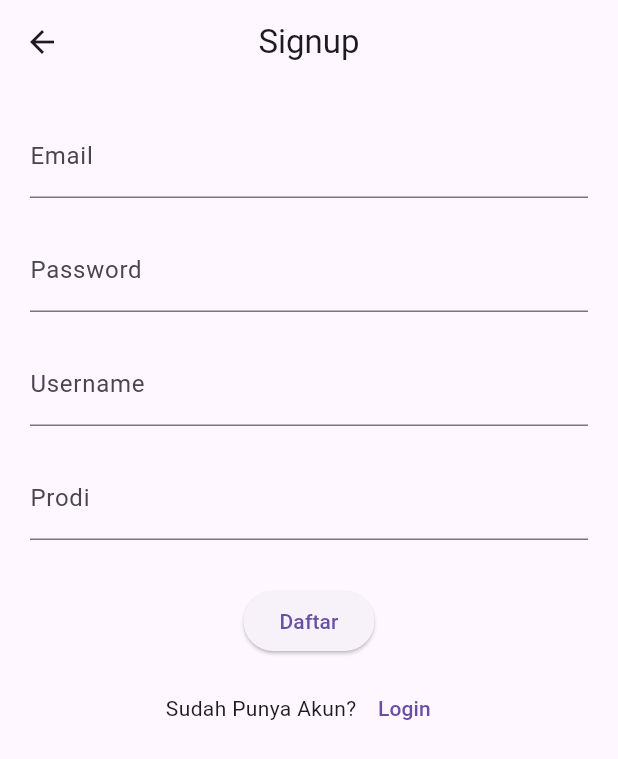
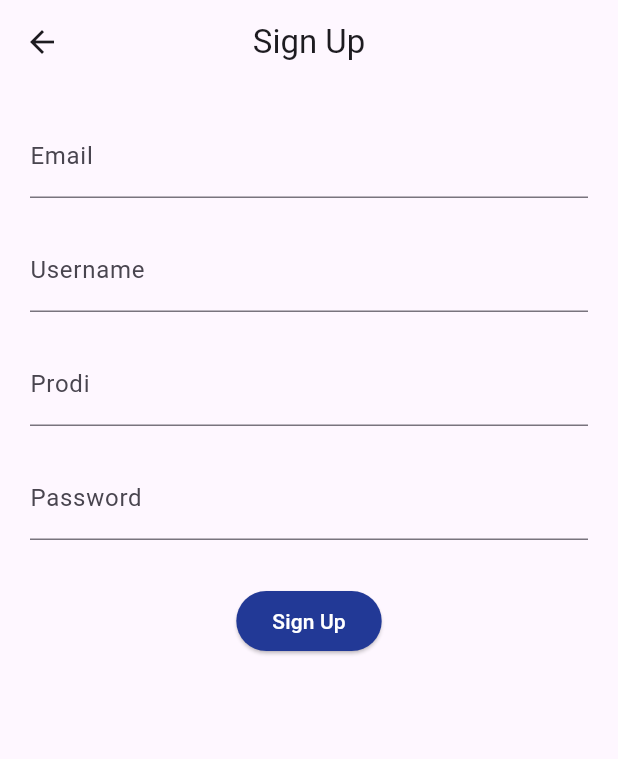
Before and after one commit to Deoca27/project-ontime, a Flutter app: the SignupView screen opened by its route, on a phone screen of 412 x 824 dp. Shown: the top 759 px of the screen. Run offline on Flutter 3.47's test engine with Material 3 defaults, Android fonts, the phone set to English and light mode, and no system bars; our stand-ins replace cloud_firestore, firebase_auth, firebase_core, get, table_calendar; accounts and stored records are empty; network calls fail.

Commit message:
Detail Kecil

```diff
--- a/lib/app/controllers/auth_controller.dart
+++ b/lib/app/controllers/auth_controller.dart
@@ -97,6 +97,11 @@ class AuthController extends GetxController {
           title: "Proses Gagal",
           middleText: "Wrong password provided for that user.",
         );
+      } else {
+        Get.defaultDialog(
+          title: "Terjadi Kesalahan",
+          middleText: "Error: ${e.message}",
+        );
       }
     }
   }
--- a/lib/app/modules/reset_password/views/reset_password_view.dart
+++ b/lib/app/modules/reset_password/views/reset_password_view.dart
@@ -13,7 +13,7 @@ class ResetPasswordView extends GetView<ResetPasswordController> {
   Widget build(BuildContext context) {
     return Scaffold(
       appBar: AppBar(
-        title: const Text('ResetPasswordView'),
+        title: const Text('Reset Password'),
         centerTitle: true,
       ),
 
@@ -25,7 +25,7 @@ class ResetPasswordView extends GetView<ResetPasswordController> {
             TextField(
               controller: controller.cEmail,
               decoration: InputDecoration(
-                labelText: "Email",
+                labelText: "Enter Email",
               ),
             ),
             const SizedBox(height: 30),
@@ -37,7 +37,7 @@ class ResetPasswordView extends GetView<ResetPasswordController> {
               },
               child: const Text('Reset Password'),
               style: ElevatedButton.styleFrom(
-                backgroundColor: Color.fromARGB(255, 105, 150, 34),
+                backgroundColor: Color.fromARGB(255, 34, 57, 150),
                 foregroundColor: Colors.white,
               ),
             ),
--- a/lib/app/modules/signup/views/signup_view.dart
+++ b/lib/app/modules/signup/views/signup_view.dart
@@ -10,7 +10,7 @@ class SignupView extends GetView<SignupController> {
   Widget build(BuildContext context) {
     return Scaffold(
       appBar: AppBar(
-        title: const Text('Signup'),
+        title: const Text('Sign Up'),
         centerTitle: true,
       ),
       body: SingleChildScrollView(
@@ -22,14 +22,6 @@ class SignupView extends GetView<SignupController> {
               controller: controller.cEmail,
               decoration: InputDecoration(
                 labelText: "Email",
-              ),
-            ),
-            const SizedBox(height: 20),
-            TextField(
-              controller: controller.cPassword,
-              obscureText: true,
-              decoration: InputDecoration(
-                labelText: "Password",
               ),
             ),
             const SizedBox(height: 20),
@@ -46,6 +38,14 @@ class SignupView extends GetView<SignupController> {
                 labelText: "Prodi",
               ),
             ),
+            const SizedBox(height: 20),
+            TextField(
+              controller: controller.cPassword,
+              obscureText: true,
+              decoration: InputDecoration(
+                labelText: "Password",
+              ),
+            ),
             const SizedBox(height: 30),
             ElevatedButton(
               onPressed: () {
@@ -56,20 +56,11 @@ class SignupView extends GetView<SignupController> {
                   prodi: controller.cProdi.text,
                 );
               },
-              child: const Text('Daftar'),
-            ),
-            SizedBox(height: 10),
-            Row(
-              mainAxisAlignment: MainAxisAlignment.center,
-              children: [
-                Text("Sudah Punya Akun?"),
-                TextButton(
-                  onPressed: () {
-                    Get.back();
-                  },
-                  child: Text("Login"),
-                ),
-              ],
+              child: const Text('Sign Up'),
+              style: ElevatedButton.styleFrom(
+                backgroundColor: Color.fromARGB(255, 34, 57, 150),
+                foregroundColor: Colors.white,
+              ),
             ),
           ],
         ),
--- a/lib/main.dart
+++ b/lib/main.dart
@@ -41,7 +41,6 @@ class MyApp extends StatelessWidget {
             initialRoute:
             // snapshot.data != null ? Routes.HOME : Routes.LOGIN,
             snapshot.data != null && snapshot.data!.emailVerified == true
-            // ? Routes.HOME
             ? Routes.DASHBOARD
             : Routes.LOGIN,
             getPages: AppPages.routes,
```
Also changed, not shown: lib/app/modules/login/views/login_view.dart (+4 -4 lines), lib/app/modules/sccreen/profil.dart (+12 -3 lines), assets/images/logo.png.
